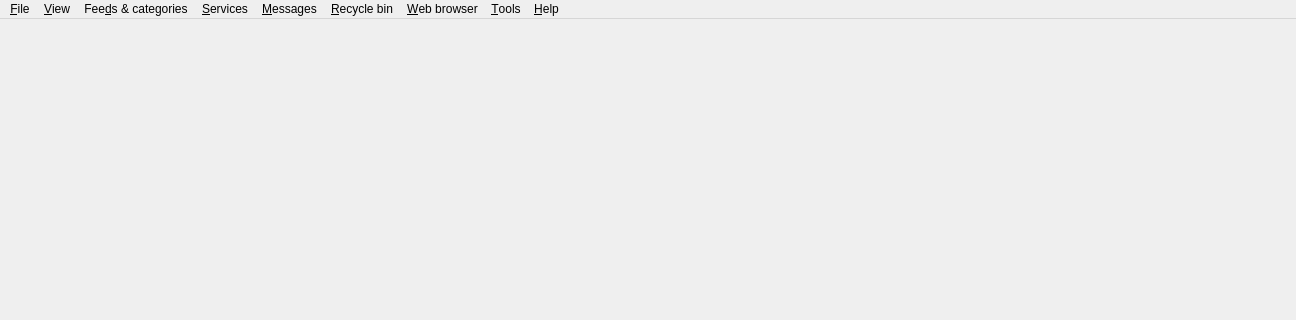
martinrotter/rssguard, file src/gui/dialogs/formmain.ui: the form before one commit; both pictures show x 0 to 1296 and y 0 to 320 of the 1296 by 677 pixel window.
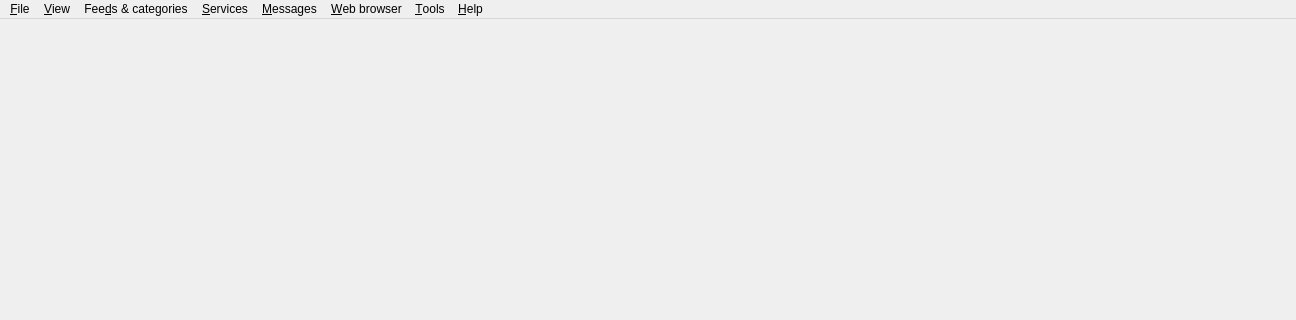
The form after the commit. Custom widgets are drawn as their Qt base class.

Commit message: Added very experimental brand new tree handling for standard service account. Also note, that recycle bin func is now broken, since there now each service account has OWN recycle bin, therefore there might be more than one recycle bin.

What changed in the file:
```diff
--- a/src/gui/dialogs/formmain.ui
+++ b/src/gui/dialogs/formmain.ui
@@ -176,14 +176,6 @@
     <addaction name="m_actionSwitchImportanceOfSelectedMessages"/>
     <addaction name="m_actionDeleteSelectedMessages"/>
    </widget>
-   <widget class="QMenu" name="m_menuRecycleBin">
-    <property name="title">
-     <string>&amp;Recycle bin</string>
-    </property>
-    <addaction name="m_actionEmptyRecycleBin"/>
-    <addaction name="m_actionRestoreRecycleBin"/>
-    <addaction name="m_actionRestoreSelectedMessagesFromRecycleBin"/>
-   </widget>
    <widget class="QMenu" name="m_menuServices">
     <property name="title">
      <string>&amp;Services</string>
@@ -197,7 +189,6 @@
    <addaction name="m_menuFeeds"/>
    <addaction name="m_menuServices"/>
    <addaction name="m_menuMessages"/>
-   <addaction name="m_menuRecycleBin"/>
    <addaction name="m_menuWebBrowser"/>
    <addaction name="m_menuTools"/>
    <addaction name="m_menuHelp"/>
```
Left out of the diff: 15 changed lines with no effect on the pictures. The commit also changes 20 other files.
